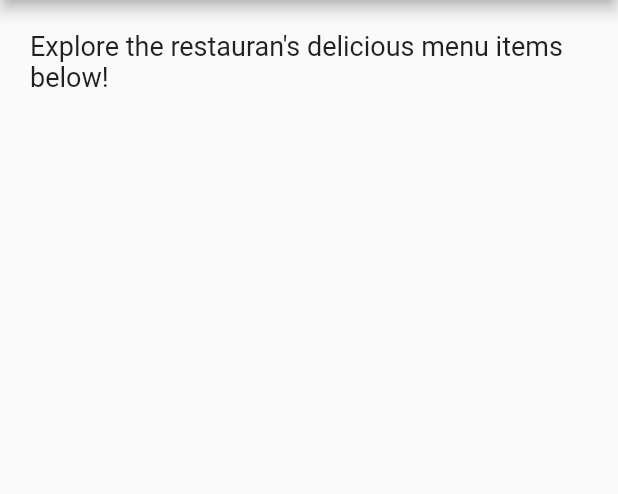
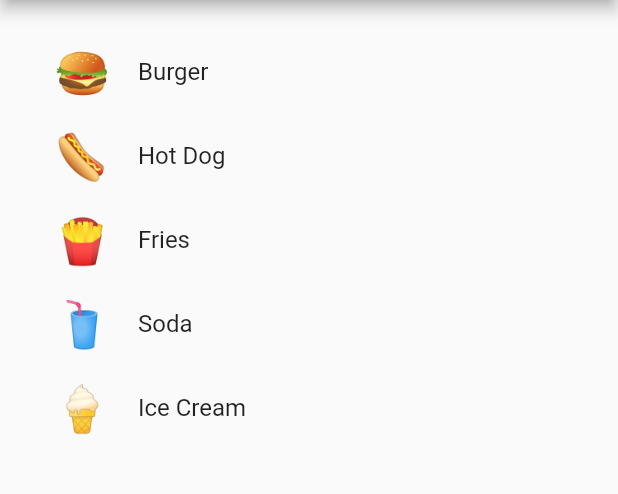
Before and after one commit to CoderJava/flutter-inspector-sample, a Flutter app: the screen it shows after launch, on a phone screen of 412 x 824 dp, the part 84-578 px from its top. Run offline on Flutter 3.47's test engine with Material 2 defaults, Android fonts, the light colour scheme and no system bars.

Commit message:
Create layout problem 2: viewport was given unbounded height error

```diff
--- a/lib/main.dart
+++ b/lib/main.dart
@@ -17,7 +17,8 @@ class Menu extends StatelessWidget {
           padding: EdgeInsets.all(20),
           child: Column(
             children: [
-              Example1(),
+              //Example1(),
+              Example2(),
             ],
           ),
         ),
@@ -46,7 +47,7 @@ class MenuItem extends StatelessWidget {
   }
 }
 
-// Problme 1: Overflow error
+// Problem 1: Overflow error
 class Example1 extends StatelessWidget {
   @override
   Widget build(BuildContext context) {
@@ -67,3 +68,21 @@ class Example1 extends StatelessWidget {
     );
   }
 }
+
+// Problem 2: Viewport was given unbounded height error
+class Example2 extends StatelessWidget {
+  @override
+  Widget build(BuildContext context) {
+    return Expanded(
+      child: ListView( // Solution: wrap it with widget Expanded
+        children: [
+          MenuItem('🍔', 'Burger'),
+          MenuItem('🌭', 'Hot Dog'),
+          MenuItem('🍟', 'Fries'),
+          MenuItem('🥤', 'Soda'),
+          MenuItem('🍦', 'Ice Cream'),
+        ],
+      ),
+    );
+  }
+}
```
